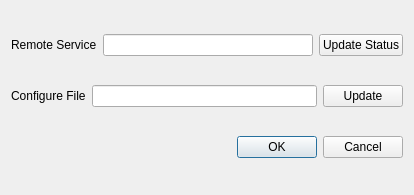
The window that neurolabi/gui/dialogs/flyemsettingdialog.ui (janelia-flyem/NeuTu) describes before a commit, drawn with Qt 5.
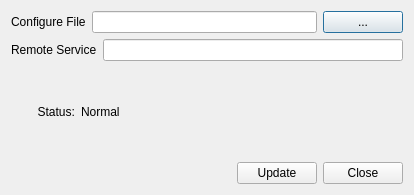
The same window after the commit.

Commit message: add flyem setting dialog

What changed in the file:
```diff
--- a/neurolabi/gui/dialogs/flyemsettingdialog.ui
+++ b/neurolabi/gui/dialogs/flyemsettingdialog.ui
@@ -11,8 +11,31 @@
    </rect>
   </property>
   <property name="windowTitle">
-   <string>Dialog</string>
+   <string>FlyEM - Settings</string>
   </property>
+  <layout class="QVBoxLayout" name="verticalLayout_2">
+   <item>
+    <layout class="QHBoxLayout" name="horizontalLayout_2">
+     <item>
+      <widget class="QLabel" name="label_2">
+       <property name="text">
+        <string>Configure File</string>
+       </property>
+      </widget>
+     </item>
+     <item>
+      <widget class="QLineEdit" name="configLineEdit"/>
+     </item>
+     <item>
+      <widget class="QPushButton" name="configPushButton">
+       <property name="text">
+        <string>...</string>
+       </property>
+      </widget>
+     </item>
+    </layout>
+   </item>
+   <item>
   <layout class="QVBoxLayout" name="verticalLayout">
    <item>
     <layout class="QHBoxLayout" name="horizontalLayout">
@@ -24,7 +47,7 @@
       </widget>
      </item>
      <item>
-      <widget class="QLineEdit" name="lineEdit">
+        <widget class="QLineEdit" name="servicelineEdit">
        <property name="sizePolicy">
         <sizepolicy hsizetype="MinimumExpanding" vsizetype="Fixed">
          <horstretch>0</horstretch>
@@ -36,45 +59,77 @@
        </property>
       </widget>
      </item>
+      </layout>
+     </item>
      <item>
-      <widget class="QPushButton" name="pushButton">
+      <layout class="QHBoxLayout" name="horizontalLayout_4">
+       <item>
+        <widget class="QLabel" name="label_3">
        <property name="text">
-        <string>Update Status</string>
+          <string>        Status:</string>
        </property>
       </widget>
      </item>
-    </layout>
-   </item>
    <item>
-    <layout class="QHBoxLayout" name="horizontalLayout_2">
-     <item>
-      <widget class="QLabel" name="label_2">
+        <widget class="QLabel" name="statusLabel">
        <property name="text">
-        <string>Configure File</string>
+          <string>Normal</string>
        </property>
       </widget>
      </item>
      <item>
-      <widget class="QLineEdit" name="lineEdit_2"/>
-     </item>
+        <spacer name="horizontalSpacer_2">
+         <property name="orientation">
+          <enum>Qt::Horizontal</enum>
+         </property>
+         <property name="sizeHint" stdset="0">
+          <size>
+           <width>40</width>
+           <height>20</height>
+          </size>
+         </property>
+        </spacer>
+       </item>
+      </layout>
+     </item>
+    </layout>
+   </item>
      <item>
-      <widget class="QPushButton" name="pushButton_2">
+    <layout class="QHBoxLayout" name="horizontalLayout_3">
+     <item>
+      <spacer name="horizontalSpacer">
+       <property name="orientation">
+        <enum>Qt::Horizontal</enum>
+       </property>
+       <property name="sizeHint" stdset="0">
+        <size>
+         <width>40</width>
+         <height>20</height>
+        </size>
+       </property>
+      </spacer>
+     </item>
+     <item>
+      <widget class="QPushButton" name="updatePushButton">
+       <property name="toolTip">
+        <string>Apply current settings</string>
+       </property>
        <property name="text">
         <string>Update</string>
        </property>
       </widget>
      </item>
-    </layout>
-   </item>
    <item>
-    <widget class="QDialogButtonBox" name="buttonBox">
-     <property name="orientation">
-      <enum>Qt::Horizontal</enum>
-     </property>
-     <property name="standardButtons">
-      <set>QDialogButtonBox::Cancel|QDialogButtonBox::Ok</set>
-     </property>
-    </widget>
+      <widget class="QPushButton" name="closePushButton">
+       <property name="statusTip">
+        <string>Close the dialog. All settings modified without the update will be discarded.</string>
+       </property>
+       <property name="text">
+        <string>Close</string>
+       </property>
+      </widget>
+     </item>
+    </layout>
    </item>
   </layout>
  </widget>
```
Left out of the diff: 35 changed lines with no effect on the pictures. Lines whose indentation alone changed are shown as unchanged. The commit also changes 24 other files.
